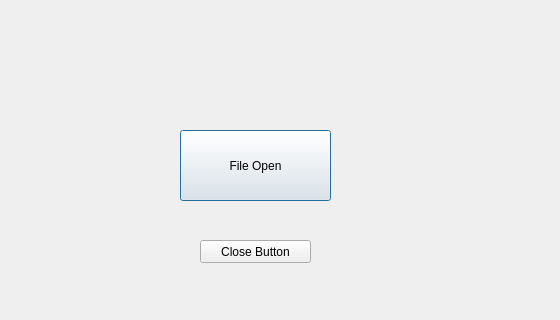
This is ColorRecovery/Main/Color_recovery.ui in KimYoungUng74/ColorRecovery as Qt 5 draws it before an edit; both pictures show x 0 to 560 and y 140 to 460 of the 560 by 460 pixel window. The edited form follows.
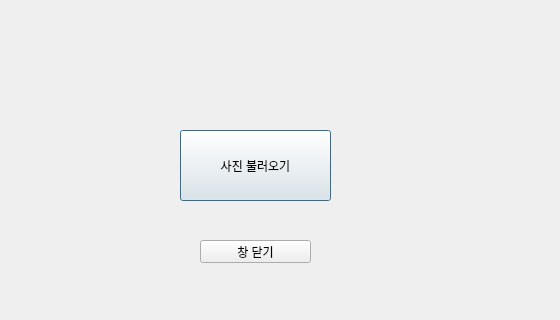
This is the edited form.

Commit message: 창 열기 닫기 구현

```diff
--- a/ColorRecovery/Main/Color_recovery.ui
+++ b/ColorRecovery/Main/Color_recovery.ui
@@ -23,7 +23,7 @@
     </rect>
    </property>
    <property name="text">
-    <string>File Open</string>
+    <string>사진 불러오기</string>
    </property>
   </widget>
   <widget class="QPushButton" name="close_btn">
@@ -36,7 +36,7 @@
     </rect>
    </property>
    <property name="text">
-    <string>Close Button</string>
+    <string>창 닫기</string>
    </property>
   </widget>
  </widget>
```
The commit also changes 2 other files.
